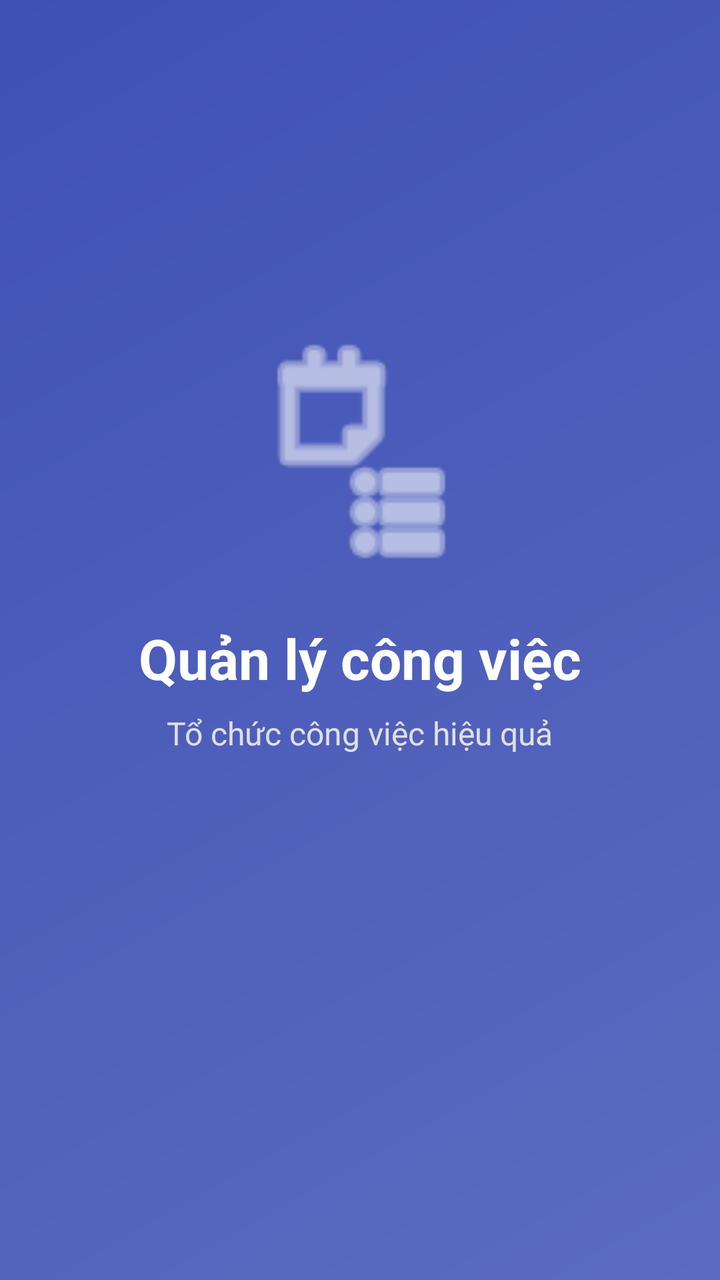
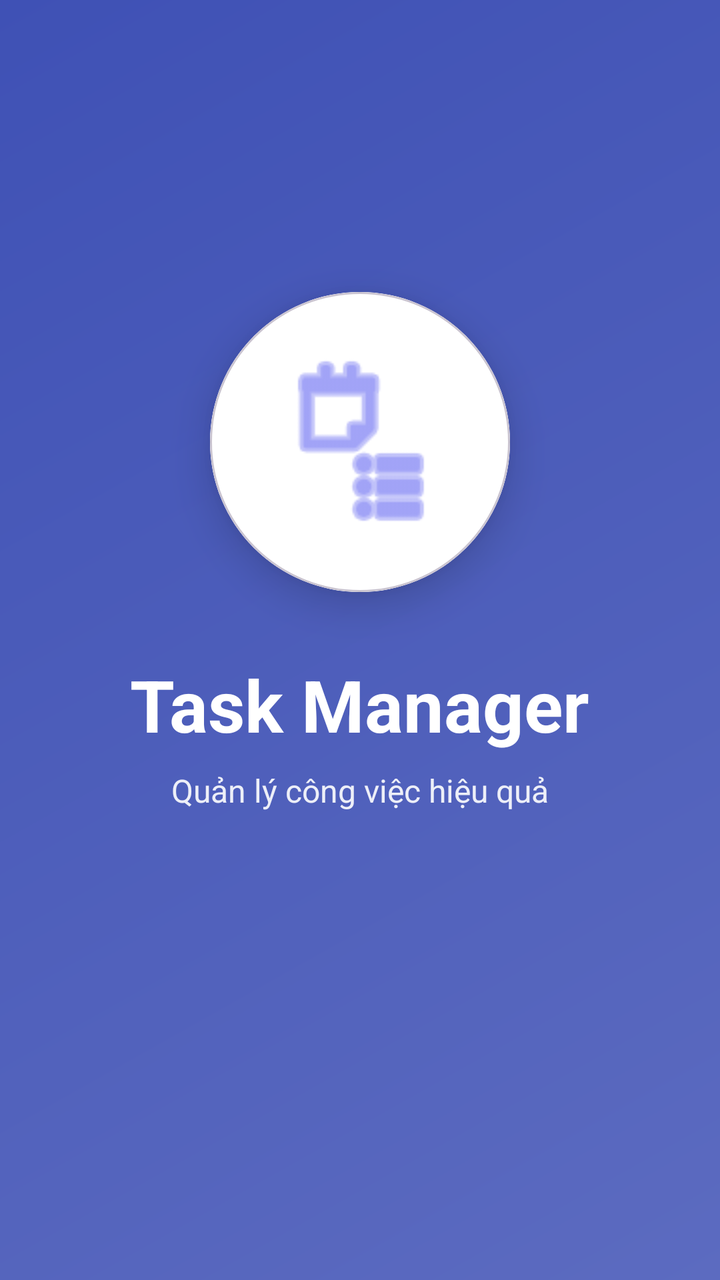

Before-and-after screenshots of an Android layout around one commit, followed by the original layout XML and the change that was made.
<!-- AndroidManifest.xml: application theme Theme.BTL -->
<!-- res/layout/activity_splash.xml -->
<?xml version="1.0" encoding="utf-8"?>
<LinearLayout xmlns:android="http://schemas.android.com/apk/res/android"
    xmlns:app="http://schemas.android.com/apk/res-auto"
    android:layout_width="match_parent"
    android:layout_height="match_parent"
    android:background="@drawable/gradient_background"
    android:gravity="center"
    android:orientation="vertical">

    <ImageView
        android:layout_width="120dp"
        android:layout_height="120dp"
        android:src="@android:drawable/ic_menu_agenda"
        app:tint="#FFFFFF" />

    <TextView
        android:layout_width="wrap_content"
        android:layout_height="wrap_content"
        android:layout_marginTop="24dp"
        android:text="Quản lý công việc"
        android:textColor="#FFFFFF"
        android:textSize="28sp"
        android:textStyle="bold" />

    <TextView
        android:layout_width="wrap_content"
        android:layout_height="wrap_content"
        android:layout_marginTop="8dp"
        android:text="Tổ chức công việc hiệu quả"
        android:textColor="#E0E0E0"
        android:textSize="16sp" />

    <ProgressBar
        android:layout_width="wrap_content"
        android:layout_height="wrap_content"
        android:layout_marginTop="48dp"
        android:indeterminateTint="#FFFFFF" />

</LinearLayout>
<!-- resources referenced by this layout -->
<resources>
  <!-- drawable gradient_background (drawable) -->
  <?xml version="1.0" encoding="utf-8"?>
  <shape xmlns:android="http://schemas.android.com/apk/res/android">
      <gradient
          android:angle="135"
          android:endColor="#3F51B5"
          android:startColor="#5C6BC0"
          android:type="linear" />
  </shape>
  <style name="Theme.BTL" parent="Base.Theme.BTL" />
  <style name="Base.Theme.BTL" parent="Theme.Material3.DayNight.NoActionBar">
          
          
      </style>
</resources>

<!-- the commit's change to res/layout/activity_splash.xml (unified diff, before → after) -->
@@ -7,33 +7,51 @@
     android:gravity="center"
     android:orientation="vertical">
 
-    <ImageView
-        android:layout_width="120dp"
-        android:layout_height="120dp"
-        android:src="@android:drawable/ic_menu_agenda"
-        app:tint="#FFFFFF" />
+    
+    <com.google.android.material.card.MaterialCardView
+        android:layout_width="150dp"
+        android:layout_height="150dp"
+        android:layout_marginBottom="32dp"
+        app:cardCornerRadius="75dp"
+        app:cardElevation="12dp">
 
+        <LinearLayout
+            android:layout_width="match_parent"
+            android:layout_height="match_parent"
+            android:background="@android:color/white"
+            android:gravity="center">
+
+            <ImageView
+                android:layout_width="90dp"
+                android:layout_height="90dp"
+                android:src="@android:drawable/ic_menu_agenda"
+                app:tint="@color/primary" />
+        </LinearLayout>
+    </com.google.android.material.card.MaterialCardView>
+
+    
     <TextView
         android:layout_width="wrap_content"
         android:layout_height="wrap_content"
-        android:layout_marginTop="24dp"
-        android:text="Quản lý công việc"
-        android:textColor="#FFFFFF"
-        android:textSize="28sp"
+        android:text="Task Manager"
+        android:textColor="@android:color/white"
+        android:textSize="36sp"
         android:textStyle="bold" />
 
     <TextView
         android:layout_width="wrap_content"
         android:layout_height="wrap_content"
         android:layout_marginTop="8dp"
-        android:text="Tổ chức công việc hiệu quả"
-        android:textColor="#E0E0E0"
+        android:text="Quản lý công việc hiệu quả"
+        android:textColor="@android:color/white"
+        android:alpha="0.9"
         android:textSize="16sp" />
 
+    
     <ProgressBar
-        android:layout_width="wrap_content"
-        android:layout_height="wrap_content"
+        android:layout_width="40dp"
+        android:layout_height="40dp"
         android:layout_marginTop="48dp"
-        android:indeterminateTint="#FFFFFF" />
+        android:indeterminateTint="@android:color/white" />
 
 </LinearLayout>
<!-- resource entries referenced after the edit -->
@@ -1,5 +1,6 @@
 <!-- resources referenced by this layout -->
 <resources>
+  <color name="primary">#6366F1</color>
   <!-- drawable gradient_background (drawable) -->
   <?xml version="1.0" encoding="utf-8"?>
   <shape xmlns:android="http://schemas.android.com/apk/res/android">
